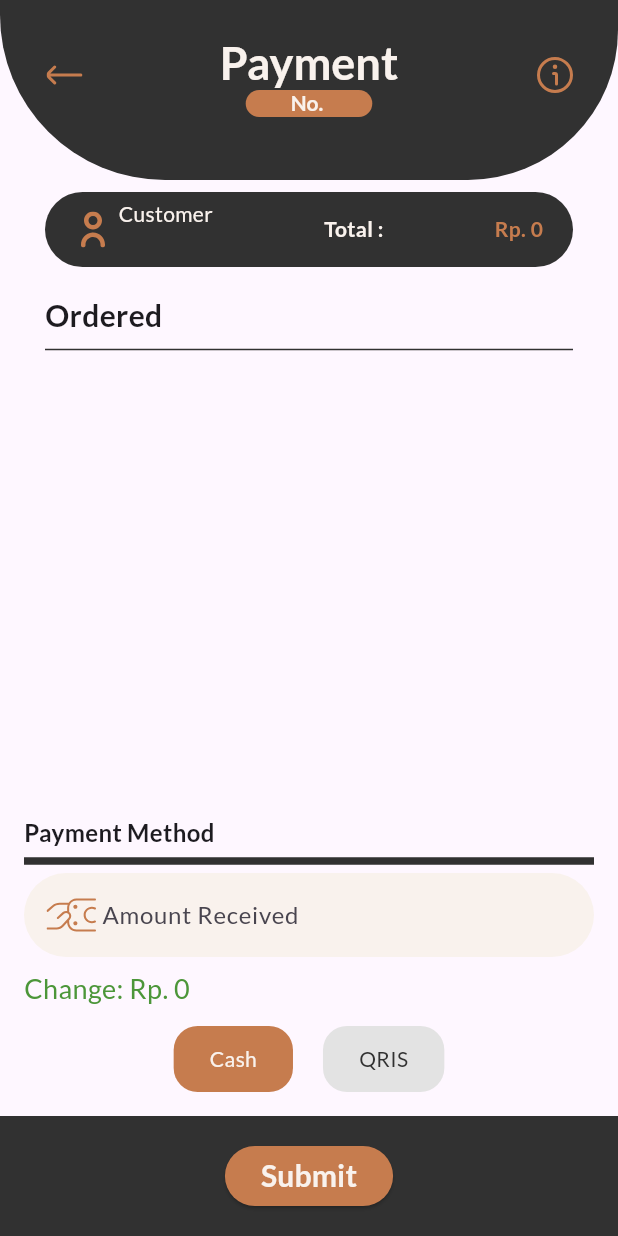
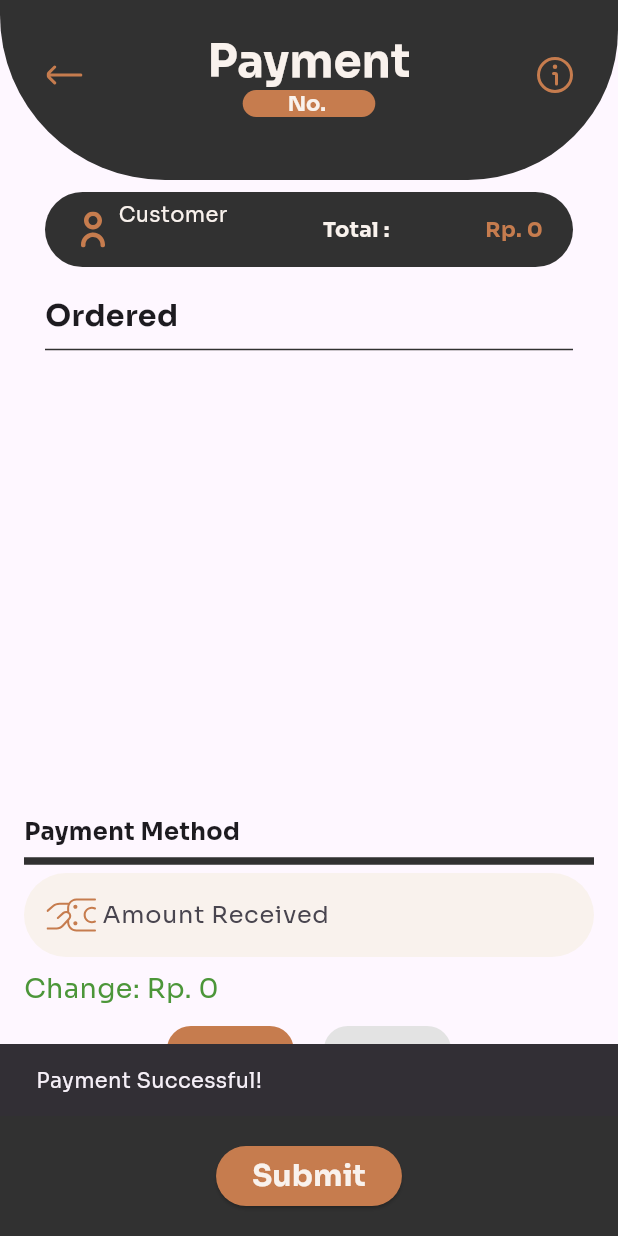
Before and after one commit to julian34/Coffee-Shop-POS, a Flutter app: the PaymentScreen screen opened directly with empty values, after a tap on "Submit", on a phone screen of 412 x 824 dp. Run offline on Flutter 3.47's test engine with Material 3 defaults, Android fonts, the phone set to English and light mode, and no system bars; our stand-ins replace badges, cloud_firestore, firebase_auth, firebase_core, flutter_svg, google_fonts and 1 more; accounts and stored records are empty; network calls fail.

Commit message:
Update the Payment Screen: Prosess and store data to firebase.

```diff
--- a/lib/main.dart
+++ b/lib/main.dart
@@ -7,6 +7,7 @@ import 'firebase_options.dart';
 import 'core/routes.dart';
 import 'providers/auth_provider.dart';
 import 'providers/cart_provider.dart';
+import 'package:pos_coffee_shop/providers/payment_provider.dart';
 
 void main() async {
   WidgetsFlutterBinding.ensureInitialized();
@@ -21,6 +22,7 @@ void main() async {
         ChangeNotifierProvider(create: (_) => AuthProvider()),
         ChangeNotifierProvider(create: (_) => CartProvider()),
         ChangeNotifierProvider(create: (_) => OrderProvider()),
+        ChangeNotifierProvider(create: (_) => PaymentProvider()),
       ],
       child: MyApp(initialRoute: initialRoute),
     ),
@@ -40,7 +42,7 @@ class MyApp extends StatelessWidget {
           debugShowCheckedModeBanner: false,
           title: 'Coffee POS',
           theme: ThemeData(
-            textTheme: GoogleFonts.latoTextTheme(),
+            textTheme: GoogleFonts.soraTextTheme(),
             primarySwatch: Colors.brown,
           ),
           initialRoute: initialRoute,
--- /dev/null
+++ b/lib/models/payment_model.dart
@@ -0,0 +1,48 @@
+import 'package:cloud_firestore/cloud_firestore.dart';
+
+class Payment {
+  final String orderId;
+  final double totalAmount;
+  final double receivedAmount;
+  final double changeAmount;
+  final String paymentMethod; // 'cash' or 'qris'
+  final DateTime createdAt;
+
+  Payment({
+    required this.orderId,
+    required this.totalAmount,
+    required this.receivedAmount,
+    required this.changeAmount,
+    required this.paymentMethod,
+    required this.createdAt,
+  });
+
+  factory Payment.fromMap(Map<String, dynamic> map) {
+    return Payment(
+      orderId: map['order'] ?? '',
+      totalAmount: (map['totalamount'] ?? 0.0).toDouble(),
+      receivedAmount: (map['receivedAmount'] ?? 0.0).toDouble(),
+      changeAmount: (map[''] ?? 0.0).toDouble(),
+      paymentMethod: map['paymentMethod'] ?? 'Cash',
+      createdAt: _parseDate(map['createdAt']) ?? DateTime.now(),
+    );
+  }
+
+  Map<String, dynamic> toMap() {
+    return {
+      'orderId': orderId,
+      'totalAmount': totalAmount,
+      'receivedAmount': receivedAmount,
+      'changeAmount': changeAmount,
+      'paymentMethod': paymentMethod,
+      'createdAt': Timestamp.fromDate(createdAt),
+    };
+  }
+
+  static DateTime? _parseDate(dynamic date) {
+    if (date is Timestamp) {
+      return date.toDate();
+    }
+    return null;
+  }
+}
--- /dev/null
+++ b/lib/providers/payment_provider.dart
@@ -0,0 +1,12 @@
+import 'package:flutter/material.dart';
+import 'package:pos_coffee_shop/models/payment_model.dart';
+import 'package:pos_coffee_shop/services/payment_service.dart';
+
+class PaymentProvider with ChangeNotifier {
+  final PaymentService _paymentService = PaymentService();
+
+  Future<void> makePayment(Payment payment) async {
+    await _paymentService.processPayment(payment);
+    notifyListeners();
+  }
+}
--- a/lib/screens/transaction/payment_screen.dart
+++ b/lib/screens/transaction/payment_screen.dart
@@ -1,11 +1,15 @@
+import 'package:cloud_firestore/cloud_firestore.dart';
 import 'package:flutter/material.dart';
 import 'package:pos_coffee_shop/core/theme.dart';
 import 'package:pos_coffee_shop/models/order_model.dart';
+import 'package:pos_coffee_shop/models/payment_model.dart';
+import 'package:pos_coffee_shop/providers/payment_provider.dart';
 import 'package:pos_coffee_shop/screens/transaction/widgets/payment/bottom_nav_bar.dart';
 import 'package:pos_coffee_shop/screens/transaction/widgets/payment/consumer_details.dart';
 import 'package:pos_coffee_shop/screens/transaction/widgets/payment/custom_appbar.dart';
 import 'package:pos_coffee_shop/screens/transaction/widgets/payment/list_products.dart';
 import 'package:pos_coffee_shop/screens/transaction/widgets/payment/payment_detail.dart';
+import 'package:provider/provider.dart';
 
 class PaymentScreen extends StatefulWidget {
   final OrderList? orderList;
@@ -69,7 +73,44 @@ class _PaymentScreenState extends State<PaymentScreen> {
           ),
         ],
       ),
-      bottomNavigationBar: BottomNavBar(),
+      bottomNavigationBar: BottomNavBar(onPayPressed: _processPayment),
     );
   }
+
+  Future<void> _processPayment() async {
+    try {
+      final paymentProvider = Provider.of<PaymentProvider>(
+        context,
+        listen: false,
+      );
+
+      // final paymentData = {
+      //   'orderId': widget.orderList!.cartId,
+      //   'totalAmount': widget.orderList!.totalAmount,
+      //   'receivedAmount': receivedAmount,
+      //   'changeAmount': receivedAmount - widget.orderList!.totalAmount,
+      //   'paymentMethod': paymentMethod,
+      //   'timestamp': FieldValue.serverTimestamp(),
+      // };
+      final payment = Payment(
+        orderId: widget.orderList!.cartId,
+        totalAmount: widget.orderList!.totalAmount,
+        receivedAmount: receivedAmount,
+        changeAmount: receivedAmount - (widget.orderList!.totalAmount ?? 0.0),
+        paymentMethod: paymentMethod,
+        createdAt: DateTime.now(),
+      );
+
+      print(payment.toMap());
+      // paymentProvider.makePayment(payment);
+
+      ScaffoldMessenger.of(
+        context,
+      ).showSnackBar(SnackBar(content: Text('Payment Successful!')));
+    } catch (e) {
+      ScaffoldMessenger.of(
+        context,
+      ).showSnackBar(SnackBar(content: Text('Error: ${e.toString()}')));
+    }
+  }
 }
--- a/lib/screens/transaction/widgets/payment/bottom_nav_bar.dart
+++ b/lib/screens/transaction/widgets/payment/bottom_nav_bar.dart
@@ -4,7 +4,10 @@ import 'package:pos_coffee_shop/core/theme.dart';
 import 'package:pos_coffee_shop/models/order_model.dart';
 
 class BottomNavBar extends StatelessWidget {
-  const BottomNavBar({super.key});
+  final VoidCallback onPayPressed;
+
+  const BottomNavBar({super.key, required this.onPayPressed});
+
   @override
   Widget build(BuildContext context) {
     return BottomAppBar(
@@ -15,7 +18,7 @@ class BottomNavBar extends StatelessWidget {
         mainAxisAlignment: MainAxisAlignment.spaceAround,
         children: [
           ElevatedButton(
-            onPressed: () {},
+            onPressed: onPayPressed,
             style: ElevatedButton.styleFrom(backgroundColor: AppColors.primary),
             child: Text(
               'Submit',
--- /dev/null
+++ b/lib/services/payment_service.dart
@@ -0,0 +1,17 @@
+import 'package:cloud_firestore/cloud_firestore.dart';
+import 'package:pos_coffee_shop/models/payment_model.dart';
+
+class PaymentService {
+  final FirebaseFirestore _firestore = FirebaseFirestore.instance;
+
+  Future<void> processPayment(Payment payment) async {
+    //store payment record
+    await _firestore.collection('payments').add(payment.toMap());
+
+    //update Orders table to mark as paid and set paymMethod
+    await _firestore.collection('orders').doc(payment.orderId).update({
+      'paid': true,
+      'paymentMode': payment.paymentMethod,
+    });
+  }
+}
```
Also changed, not shown: assets/icons/animated/payment.gif (added), assets/icons/animated/protected.gif (added), lib/screens/transaction/success_screen.dart (added).
